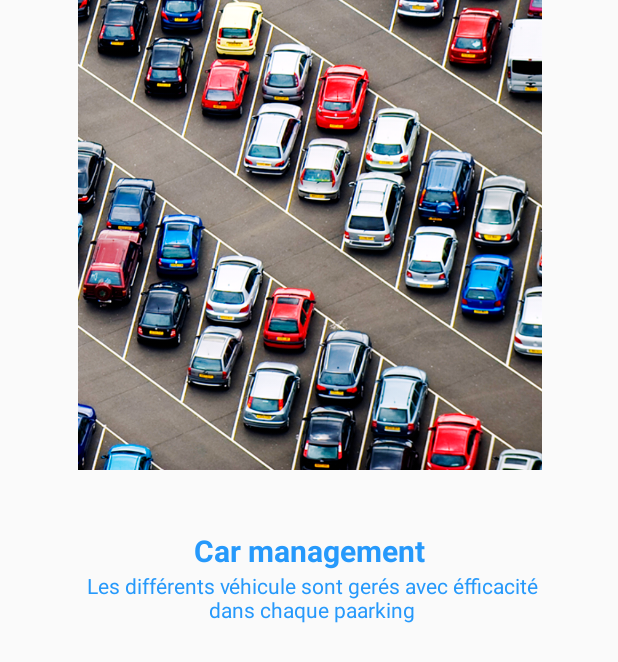
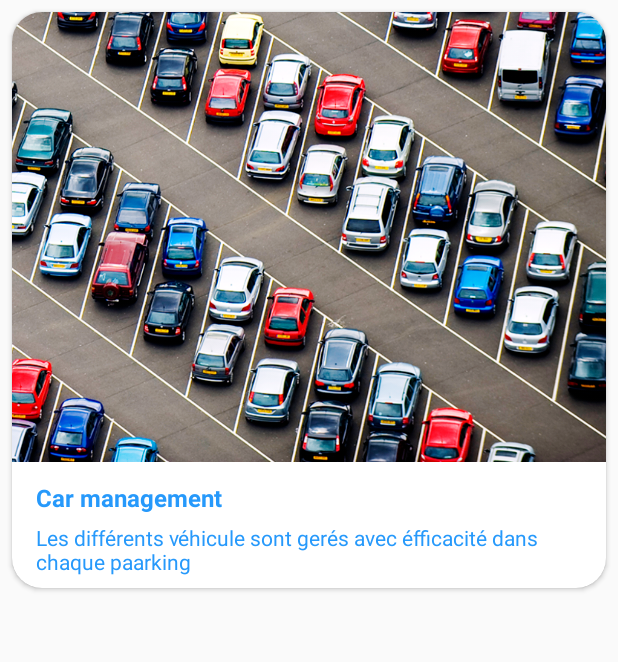
Before and after one commit to tipam2iuc/carfleet-android, an Android app: the layout fragment_onboarding_1.xml on its own in the app's theme, with its tools: preview values and no code run, on a phone screen of 412 x 824 dp. Shown: the top 662 px of the screen. Run offline under Robolectric (Android 15) with nearby library versions, the phone set to English and light mode, and no system bars.

Commit message:
responsive app

```diff
--- a/app/build.gradle
+++ b/app/build.gradle
@@ -20,7 +20,7 @@ android {
 }
 
 dependencies {
-    implementation fileTree(include: ['*.jar'],dir: 'libs')
+    implementation fileTree(include: ['*.jar'], dir: 'libs')
     //noinspection GradleCompatible
     implementation 'com.android.support:appcompat-v7:28.0.0'
     implementation 'com.android.support.constraint:constraint-layout:1.1.3'
@@ -35,8 +35,5 @@ dependencies {
     implementation 'com.flaviofaria:kenburnsview:1.0.7'
     implementation 'com.firebaseui:firebase-ui:0.4.4'
     implementation 'com.google.firebase:firebase-core:16.0.7'
-
-
-
-
+    implementation 'com.android.support:cardview-v7'
 }
--- a/app/src/main/AndroidManifest.xml
+++ b/app/src/main/AndroidManifest.xml
@@ -8,7 +8,7 @@
         android:label="@string/app_name"
         android:roundIcon="@mipmap/mon_logo"
         android:supportsRtl="true"
-        android:theme="@style/AppTheme">
+        android:theme="@style/AppTheme.NoActionBar">
         <activity android:name=".MainActivity">
             <intent-filter>
                 <action android:name="android.intent.action.MAIN" />
--- a/app/src/main/java/com/example/hp/carfleet/MainActivity.java
+++ b/app/src/main/java/com/example/hp/carfleet/MainActivity.java
@@ -40,9 +40,30 @@ public class MainActivity extends AppCompatActivity {
 
 
 
-      MyPageAdapter myPagerAdapter = new MyPageAdapter(MainActivity.this, images,title,description,button_height,button_width);
+      final MyPageAdapter myPagerAdapter = new MyPageAdapter(MainActivity.this, images,title,description,button_height,button_width);
         viewPager.setAdapter(myPagerAdapter);
+
         wormDotsIndicator.setViewPager(viewPager);
+
+        viewPager.addOnPageChangeListener(new ViewPager.OnPageChangeListener() {
+            @Override
+            public void onPageScrolled(int i, float v, int i1) {
+                if(i<(myPagerAdapter.getCount()) -1 && i<(images.length -1))
+                {
+
+                }
+            }
+
+            @Override
+            public void onPageSelected(int i) {
+
+            }
+
+            @Override
+            public void onPageScrollStateChanged(int i) {
+
+            }
+        });
 
     }
 }
--- a/app/src/main/java/com/example/hp/carfleet/MyPageAdapter.java
+++ b/app/src/main/java/com/example/hp/carfleet/MyPageAdapter.java
@@ -47,7 +47,7 @@ public class MyPageAdapter extends PagerAdapter {
 
     @Override
     public boolean isViewFromObject(@NonNull View view, @NonNull Object o) {
-        return view == ((FrameLayout) o);
+        return view == ((LinearLayout) o);
     }
 
     @Override
@@ -89,6 +89,6 @@ public class MyPageAdapter extends PagerAdapter {
 
     @Override
     public void destroyItem(ViewGroup container, int position, Object object) {
-        container.removeView((FrameLayout) object);
+        container.removeView((LinearLayout) object);
     }
 }
--- a/app/src/main/res/layout/activity_main.xml
+++ b/app/src/main/res/layout/activity_main.xml
@@ -7,10 +7,18 @@
     android:layout_height="match_parent"
     tools:context=".MainActivity">
 
+    <com.flaviofaria.kenburnsview.KenBurnsView
+        android:id="@+id/image"
+        android:layout_width="wrap_content"
+        android:layout_height="wrap_content"
+        android:layout_alignParentTop="true"
+        android:src="@drawable/bg" />
+
 
 
     <TextView
         android:id="@+id/textView"
+        android:overScrollMode="never"
         android:layout_width="wrap_content"
         android:layout_height="wrap_content"
         android:layout_marginStart="8dp"
@@ -20,8 +28,8 @@
         android:fontFamily="@font/brush"
         android:gravity="center"
         android:text="@string/app_name"
-        android:textColor="@color/colorBlueSky"
-        android:textSize="35dp"
+        android:textColor="@color/blanc"
+        android:textSize="50dp"
         app:layout_constraintBottom_toTopOf="@+id/activity_main_viewpager"
         app:layout_constraintEnd_toEndOf="parent"
         app:layout_constraintStart_toStartOf="parent"
@@ -32,7 +40,7 @@
 
         android:id="@+id/activity_main_viewpager"
         android:layout_width="match_parent"
-        android:layout_height="483dp"
+        android:layout_height="505dp"
         app:layout_constraintBottom_toBottomOf="parent"
         app:layout_constraintEnd_toEndOf="parent"
         app:layout_constraintHorizontal_bias="0.0"
@@ -48,7 +56,7 @@
         android:layout_height="wrap_content"
         android:layout_marginStart="8dp"
         android:layout_marginBottom="16dp"
-        app:dotsColor="@color/colorBlueSky"
+        app:dotsColor="@color/blanc"
         app:dotsCornerRadius="8dp"
         app:dotsSize="10dp"
         app:dotsSpacing="4dp"
--- a/app/src/main/res/layout/fragment_onboarding_1.xml
+++ b/app/src/main/res/layout/fragment_onboarding_1.xml
@@ -1,86 +1,71 @@
 <?xml version="1.0" encoding="utf-8"?>
-<FrameLayout xmlns:android="http://schemas.android.com/apk/res/android"
+<LinearLayout xmlns:android="http://schemas.android.com/apk/res/android"
     xmlns:app="http://schemas.android.com/apk/res-auto"
     xmlns:tools="http://schemas.android.com/tools"
     android:layout_width="match_parent"
-    android:layout_height="match_parent"
-    tools:context=".onboarding_1">
-
-    <!-- TODO: Update blank fragment layout -->
-    <android.support.constraint.ConstraintLayout xmlns:android="http://schemas.android.com/apk/res/android"
-        xmlns:app="http://schemas.android.com/apk/res-auto"
-        xmlns:tools="http://schemas.android.com/tools"
-        android:id="@+id/fragment_page_rootview"
-        android:layout_width="match_parent"
-        android:layout_height="match_parent"
-        tools:context=".MainActivity">
+    android:layout_height="400dp"
+    android:orientation="vertical">
 
 
+    <android.support.v7.widget.CardView
+        android:layout_width="match_parent"
+        android:layout_height="wrap_content"
+        app:cardCornerRadius="20dp"
+        android:layout_margin="8dp">
+
+        <RelativeLayout
+            android:layout_width="wrap_content"
+            android:layout_height="400dp">
             <ImageView
                 android:id="@+id/image"
-            android:layout_width="309dp"
-            android:layout_height="313dp"
-            android:layout_marginTop="8dp"
+                android:layout_width="match_parent"
+                android:layout_height="300dp"
                 android:adjustViewBounds="true"
                 android:cropToPadding="true"
                 android:scaleType="centerCrop"
-            android:src="@drawable/par"
-            app:layout_constraintDimensionRatio="1:1"
-            app:layout_constraintEnd_toEndOf="parent"
-            app:layout_constraintHorizontal_bias="0.506"
-            app:layout_constraintStart_toStartOf="parent"
-            app:layout_constraintTop_toBottomOf="@+id/textView" />
-
-        <android.support.constraint.Guideline
-            android:id="@+id/guideline"
-            android:layout_width="wrap_content"
-            android:layout_height="wrap_content"
-            android:orientation="horizontal"
-            app:layout_constraintGuide_end="435dp" />
+                android:src="@drawable/par" />
 
             <TextView
                 android:id="@+id/title"
                 android:layout_width="wrap_content"
+                android:layout_below="@id/image"
                 android:layout_height="27dp"
-            android:layout_marginTop="40dp"
+                android:layout_marginTop="10dp"
+                android:layout_marginLeft="16dp"
                 android:gravity="center"
                 android:text="@string/title_1"
                 android:textColor="@color/colorBlueSky"
-            android:textSize="20dp"
-            android:textStyle="bold"
-            app:layout_constraintEnd_toEndOf="parent"
-            app:layout_constraintStart_toStartOf="parent"
-            app:layout_constraintTop_toBottomOf="@+id/image" />
+                android:textSize="16dp"
+                android:textStyle="bold" />
 
             <TextView
                 android:id="@+id/description"
-            android:layout_width="306dp"
+                android:layout_width="wrap_content"
                 android:layout_height="wrap_content"
-            android:gravity="center"
+                android:ellipsize="end"
+                android:maxLines="3"
+                android:layout_below="@id/title"
+                android:layout_marginTop="3dp"
+                android:layout_marginLeft="16dp"
+                android:layout_marginRight="16dp"
+                android:drawablePadding="10dp"
                 android:text="@string/title_1_content"
-            android:textAlignment="center"
-            android:textColor="@color/colorBlueSky"
-            app:layout_constraintEnd_toEndOf="parent"
-            app:layout_constraintHorizontal_bias="0.525"
-            app:layout_constraintStart_toStartOf="parent"
-            app:layout_constraintTop_toBottomOf="@+id/title" />
+                android:textAlignment="textStart"
+                android:textColor="@color/colorBlueSky" />
+
+        </RelativeLayout>
+            </android.support.v7.widget.CardView>
+
 
     <Button
         android:id="@+id/button"
-            android:layout_width="117dp"
+        android:layout_width="115dp"
         android:layout_height="wrap_content"
-            android:layout_marginStart="256dp"
-            android:layout_marginTop="20dp"
-            android:layout_marginEnd="8dp"
+        android:layout_gravity="center"
+        android:layout_marginTop="24dp"
         android:background="@drawable/border"
         android:text="Start"
         android:textColor="@color/blanc"
-            android:visibility="gone"
-            app:layout_constraintEnd_toEndOf="parent"
-            app:layout_constraintHorizontal_bias="0.0"
-            app:layout_constraintStart_toStartOf="parent"
-            app:layout_constraintTop_toBottomOf="@+id/description" />
+        android:visibility="gone" />
 
-
-    </android.support.constraint.ConstraintLayout>
-</FrameLayout>
+</LinearLayout>
--- a/app/src/main/res/values/styles.xml
+++ b/app/src/main/res/values/styles.xml
@@ -8,4 +8,12 @@
         <item name="colorAccent">@color/colorAccent</item>
     </style>
 
+    <style name="AppTheme.NoActionBar">
+        <item name="android:windowDrawsSystemBarBackgrounds">true</item>
+        <item name="android:statusBarColor">@color/purple_trans</item>
+        <item name="android:windowTranslucentStatus">true</item>
+        <item name="android:windowActionBar">false</item>
+        <item name="android:windowNoTitle">true</item>
+    </style>
+
 </resources>
```
Lines whose indentation alone changed are shown as unchanged.
